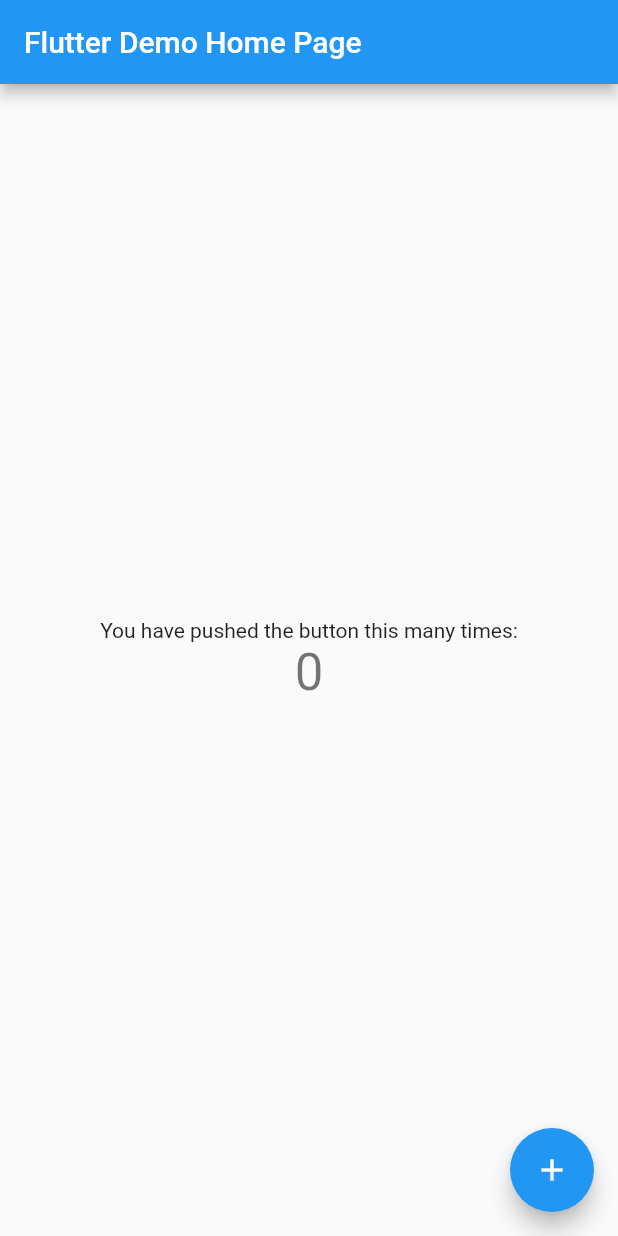
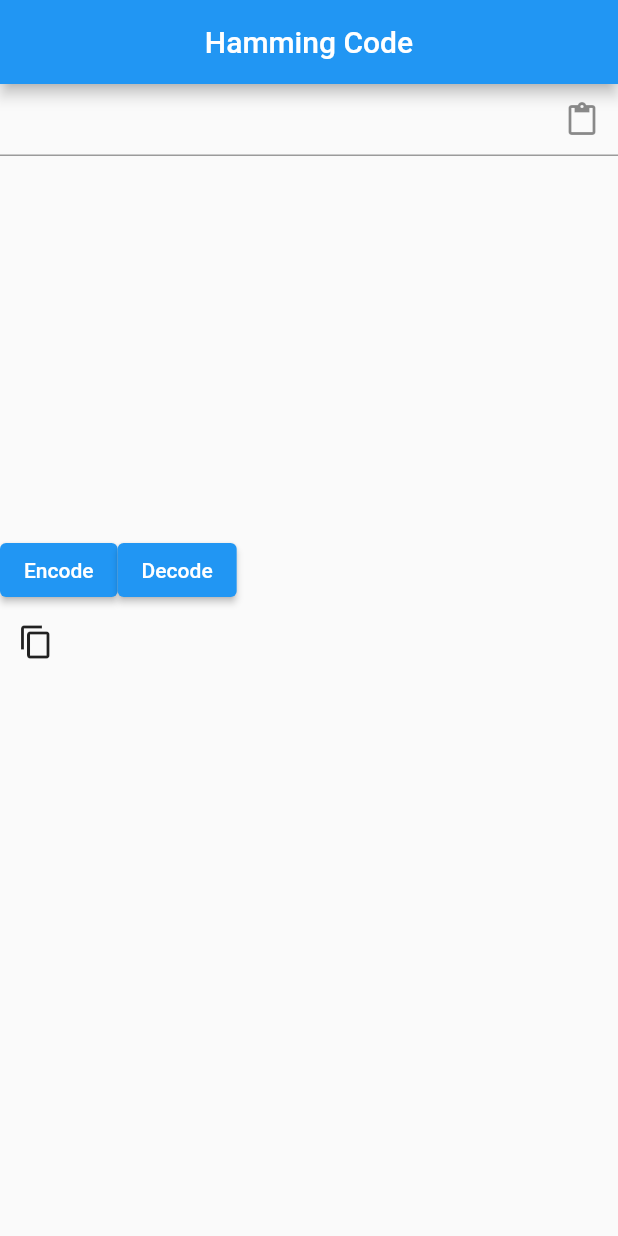
Before and after one commit to bytes7bytes7/hamming, a Flutter app: the screen it shows after launch, on a phone screen of 412 x 824 dp. Run offline on Flutter 3.47's test engine with Material 2 defaults, Android fonts, the phone set to English and light mode, and no system bars; our stand-ins replace equatable, flutter_bloc, flutter_hooks.

Commit message:
add simple implementation

```diff
--- /dev/null
+++ b/lib/hamming/hamming_event.dart
@@ -0,0 +1,35 @@
+part of 'hamming_bloc.dart';
+
+abstract class HammingEvent extends Equatable {
+  const HammingEvent();
+
+  @override
+  List<Object?> get props => [];
+}
+
+class SetInputHammingEvent extends HammingEvent {
+  const SetInputHammingEvent({
+    required this.input,
+  });
+
+  final String input;
+
+  @override
+  List<Object?> get props => [input];
+}
+
+class EncodeHammingEvent extends HammingEvent {
+  const EncodeHammingEvent();
+}
+
+class DecodeHammingEvent extends HammingEvent {
+  const DecodeHammingEvent();
+}
+
+class CopyFromClipboardResultHammingEvent extends HammingEvent {
+  const CopyFromClipboardResultHammingEvent();
+}
+
+class PasteToInputHammingEvent extends HammingEvent {
+  const PasteToInputHammingEvent();
+}
--- /dev/null
+++ b/lib/hamming/hamming_state.dart
@@ -0,0 +1,44 @@
+part of 'hamming_bloc.dart';
+
+class HammingState extends Equatable {
+  const HammingState({
+    this.error = '',
+    this.input = '',
+    this.result = '',
+    this.errorBitIndex = '',
+    this.isResultCopied = false,
+  });
+
+  final String error;
+  final String input;
+  final String result;
+  final String errorBitIndex;
+  final bool isResultCopied;
+
+  bool get hasErrorBit => errorBitIndex.isNotEmpty;
+
+  HammingState copyWith({
+    String? error = '',
+    String? input,
+    String? result,
+    String? errorBitIndex,
+    bool? isResultCopied = false,
+  }) {
+    return HammingState(
+      error: error ?? this.error,
+      input: input ?? this.input,
+      result: result ?? this.result,
+      errorBitIndex: errorBitIndex ?? this.errorBitIndex,
+      isResultCopied: isResultCopied ?? this.isResultCopied,
+    );
+  }
+
+  @override
+  List<Object?> get props => [
+        error,
+        input,
+        result,
+        errorBitIndex,
+        isResultCopied,
+      ];
+}
--- /dev/null
+++ b/lib/hamming_screen.dart
@@ -0,0 +1,108 @@
+import 'package:flutter/material.dart';
+import 'package:flutter_bloc/flutter_bloc.dart';
+import 'package:flutter_hooks/flutter_hooks.dart';
+
+import 'hamming/hamming_bloc.dart';
+
+const _snackBarDuration = Duration(seconds: 2);
+
+class HammingScreen extends StatelessWidget {
+  const HammingScreen({super.key});
+
+  @override
+  Widget build(BuildContext context) {
+    return BlocProvider(
+      create: (context) => HammingBloc(),
+      child: Builder(
+        builder: (context) {
+          return Scaffold(
+            appBar: AppBar(
+              centerTitle: true,
+              title: const Text('Hamming Code'),
+            ),
+            body: const _Body(),
+          );
+        },
+      ),
+    );
+  }
+}
+
+class _Body extends HookWidget {
+  const _Body();
+
+  @override
+  Widget build(BuildContext context) {
+    final bloc = context.read<HammingBloc>();
+    final scaffoldMessenger = ScaffoldMessenger.of(context);
+    final inputController = useTextEditingController();
+
+    return BlocConsumer<HammingBloc, HammingState>(
+      listener: (context, state) {
+        if (state.error.isNotEmpty) {
+          scaffoldMessenger.showSnackBar(
+            SnackBar(
+              duration: _snackBarDuration,
+              content: Text(
+                state.error,
+              ),
+            ),
+          );
+        }
+
+        if (state.isResultCopied) {
+          scaffoldMessenger.showSnackBar(
+            const SnackBar(
+              duration: _snackBarDuration,
+              content: Text(
+                'Result is copied!',
+              ),
+            ),
+          );
+        }
+      },
+      builder: (context, state) {
+        return ListView(
+          children: [
+            SizedBox(
+              height: 300,
+              child: TextField(
+                controller: inputController,
+                onChanged: (v) => bloc.add(SetInputHammingEvent(input: v)),
+                decoration: InputDecoration(
+                  suffixIcon: IconButton(
+                    onPressed: () => bloc.add(const PasteToInputHammingEvent()),
+                    icon: const Icon(Icons.paste),
+                  ),
+                ),
+              ),
+            ),
+            Row(
+              children: [
+                ElevatedButton(
+                  onPressed: () => bloc.add(const EncodeHammingEvent()),
+                  child: const Text('Encode'),
+                ),
+                ElevatedButton(
+                  onPressed: () => bloc.add(const DecodeHammingEvent()),
+                  child: const Text('Decode'),
+                ),
+              ],
+            ),
+            if (state.hasErrorBit) Text(state.errorBitIndex),
+            Row(
+              children: [
+                Text(state.result),
+                IconButton(
+                  onPressed: () =>
+                      bloc.add(const CopyFromClipboardResultHammingEvent()),
+                  icon: const Icon(Icons.copy),
+                ),
+              ],
+            ),
+          ],
+        );
+      },
+    );
+  }
+}
--- a/lib/main.dart
+++ b/lib/main.dart
@@ -1,4 +1,6 @@
 import 'package:flutter/material.dart';
+
+import 'hamming_screen.dart';
 
 void main() {
   runApp(const MyApp());
@@ -7,109 +9,11 @@
 class MyApp extends StatelessWidget {
   const MyApp({super.key});
 
-  // This widget is the root of your application.
   @override
   Widget build(BuildContext context) {
-    return MaterialApp(
-      title: 'Flutter Demo',
-      theme: ThemeData(
-        // This is the theme of your application.
-        //
-        // Try running your application with "flutter run". You'll see the
-        // application has a blue toolbar. Then, without quitting the app, try
-        // changing the primarySwatch below to Colors.green and then invoke
-        // "hot reload" (press "r" in the console where you ran "flutter run",
-        // or simply save your changes to "hot reload" in a Flutter IDE).
-        // Notice that the counter didn't reset back to zero; the application
-        // is not restarted.
-        primarySwatch: Colors.blue,
-      ),
-      home: const MyHomePage(title: 'Flutter Demo Home Page'),
+    return const MaterialApp(
+      title: 'Hamming code',
+      home: HammingScreen(),
     );
   }
 }
-
-class MyHomePage extends StatefulWidget {
-  const MyHomePage({super.key, required this.title});
-
-  // This widget is the home page of your application. It is stateful, meaning
-  // that it has a State object (defined below) that contains fields that affect
-  // how it looks.
-
-  // This class is the configuration for the state. It holds the values (in this
-  // case the title) provided by the parent (in this case the App widget) and
-  // used by the build method of the State. Fields in a Widget subclass are
-  // always marked "final".
-
-  final String title;
-
-  @override
-  State<MyHomePage> createState() => _MyHomePageState();
-}
-
-class _MyHomePageState extends State<MyHomePage> {
-  int _counter = 0;
-
-  void _incrementCounter() {
-    setState(() {
-      // This call to setState tells the Flutter framework that something has
-      // changed in this State, which causes it to rerun the build method below
-      // so that the display can reflect the updated values. If we changed
-      // _counter without calling setState(), then the build method would not be
-      // called again, and so nothing would appear to happen.
-      _counter++;
-    });
-  }
-
-  @override
-  Widget build(BuildContext context) {
-    // This method is rerun every time setState is called, for instance as done
-    // by the _incrementCounter method above.
-    //
-    // The Flutter framework has been optimized to make rerunning build methods
-    // fast, so that you can just rebuild anything that needs updating rather
-    // than having to individually change instances of widgets.
-    return Scaffold(
-      appBar: AppBar(
-        // Here we take the value from the MyHomePage object that was created by
-        // the App.build method, and use it to set our appbar title.
-        title: Text(widget.title),
-      ),
-      body: Center(
-        // Center is a layout widget. It takes a single child and positions it
-        // in the middle of the parent.
-        child: Column(
-          // Column is also a layout widget. It takes a list of children and
-          // arranges them vertically. By default, it sizes itself to fit its
-          // children horizontally, and tries to be as tall as its parent.
-          //
-          // Invoke "debug painting" (press "p" in the console, choose the
-          // "Toggle Debug Paint" action from the Flutter Inspector in Android
-          // Studio, or the "Toggle Debug Paint" command in Visual Studio Code)
-          // to see the wireframe for each widget.
-          //
-          // Column has various properties to control how it sizes itself and
-          // how it positions its children. Here we use mainAxisAlignment to
-          // center the children vertically; the main axis here is the vertical
-          // axis because Columns are vertical (the cross axis would be
-          // horizontal).
-          mainAxisAlignment: MainAxisAlignment.center,
-          children: <Widget>[
-            const Text(
-              'You have pushed the button this many times:',
-            ),
-            Text(
-              '$_counter',
-              style: Theme.of(context).textTheme.headlineMedium,
-            ),
-          ],
-        ),
-      ),
-      floatingActionButton: FloatingActionButton(
-        onPressed: _incrementCounter,
-        tooltip: 'Increment',
-        child: const Icon(Icons.add),
-      ), // This trailing comma makes auto-formatting nicer for build methods.
-    );
-  }
-}
```
Also changed, not shown: lib/hamming/hamming_bloc.dart (added, +212 -0 lines), pubspec.yaml (+6 -71 lines), pubspec.lock, 1 other file.
